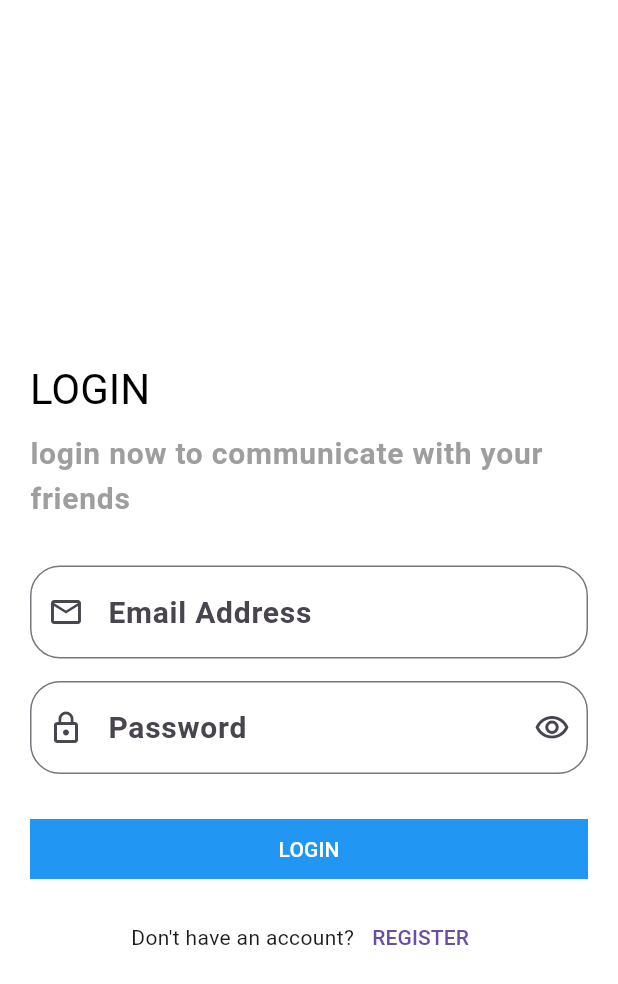
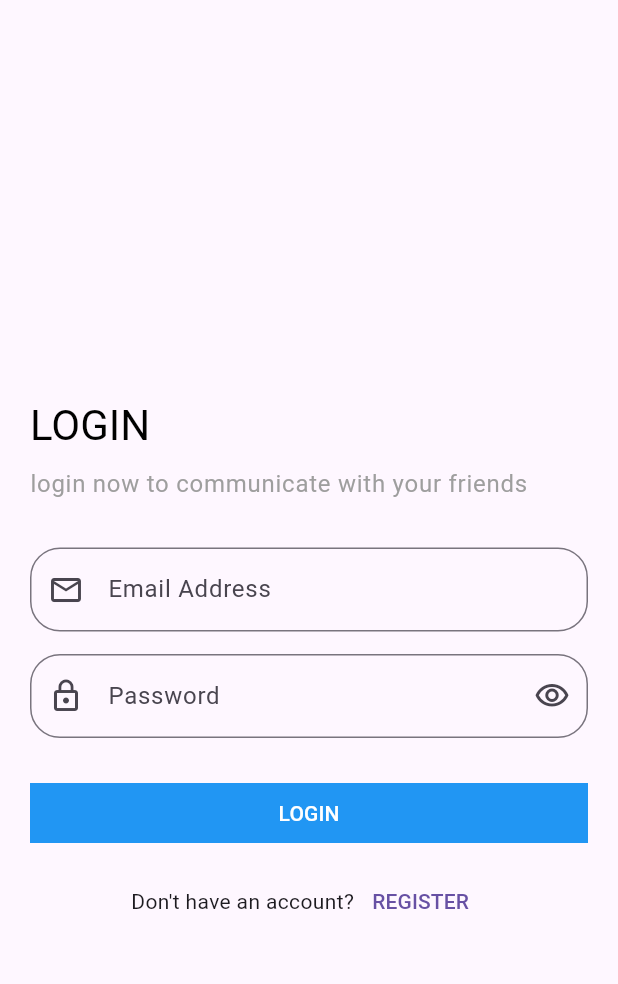
Before and after one commit to mohamed-seiam/social-app, a Flutter app: the screen it shows after launch, on a phone screen of 412 x 824 dp. Shown: the top 984 px of the screen. Run offline on Flutter 3.47's test engine with Material 3 defaults, Android fonts, the phone set to English and light mode, and no system bars; our stand-ins replace bloc, cached_network_image, chewie, cloud_firestore, conditional_builder_null_safety, emoji_picker_flutter and 12 more; missing offline and left inert: flutter_file_dialog; accounts and stored records are empty.

```diff
--- a/lib/layout/social_home.dart
+++ b/lib/layout/social_home.dart
@@ -9,6 +9,7 @@ import 'package:chatapp/shared/component/component.dart';
 import 'package:firebase_auth/firebase_auth.dart';
 import 'package:flutter/material.dart';
 import 'package:flutter_bloc/flutter_bloc.dart';
+import 'package:flutter_phoenix/flutter_phoenix.dart';
 
 import '../modules/posts/posts.dart';
 
@@ -37,8 +38,9 @@ class SocialHomeScreen extends StatelessWidget {
                   CachHelper.deleteData(key: 'uId');
                   await FirebaseAuth.instance.signOut();
                   navigateAndFinish(context, SocialLoginScreen());
+                  Phoenix.rebirth(context);
                 },
-                icon: Icon(Icons.notifications_on_outlined),
+                icon: Icon(Icons.logout_outlined),
               ),
               IconButton(
                 onPressed: () {},
--- a/lib/main.dart
+++ b/lib/main.dart
@@ -7,11 +7,11 @@ import 'package:chatapp/modules/login/social_login_screen.dart';
 import 'package:chatapp/network/local/cach_helper.dart';
 import 'package:chatapp/notification_handelr.dart';
 import 'package:chatapp/shared/component/constance.dart';
-import 'package:chatapp/styles/colors.dart';
+import 'package:chatapp/theme_class.dart';
 import 'package:firebase_core/firebase_core.dart';
 import 'package:flutter/material.dart';
-import 'package:flutter/services.dart';
 import 'package:flutter_bloc/flutter_bloc.dart';
+import 'package:flutter_phoenix/flutter_phoenix.dart';
 
 void main() async {
   WidgetsFlutterBinding.ensureInitialized();
@@ -29,8 +29,10 @@ void main() async {
   } else {
     widget = const SocialLoginScreen();
   }
-  runApp(MyApp(
-    startWidget: widget,
+  runApp(Phoenix(
+    child: MyApp(
+      startWidget: widget,
+    ),
   ));
 }
 
@@ -48,42 +50,13 @@ class MyApp extends StatelessWidget {
       providers: [
         BlocProvider(
             create: (context) => SocialCubit()
-              ..getUserData()
+              ..getUserData(fromWhere: true)
               ..getAllUsers(),),
       ],
       child: MaterialApp(
         navigatorKey: navigatorKey,
         debugShowCheckedModeBanner: false,
-        theme: ThemeData(
-          primarySwatch: defaultColor,
-          scaffoldBackgroundColor: Colors.white,
-          appBarTheme: const AppBarTheme(
-            backgroundColor: Colors.white,
-            elevation: 0.0,
-            titleTextStyle: TextStyle(
-              color: Colors.black,
-              fontSize: 26.0,
-              fontWeight: FontWeight.bold,
-            ),
-            iconTheme: IconThemeData(color: Colors.black),
-            systemOverlayStyle: SystemUiOverlayStyle(
-              statusBarColor: Colors.white,
-              statusBarIconBrightness: Brightness.dark,
-            ),
-          ),
-          bottomNavigationBarTheme: const BottomNavigationBarThemeData(
-            type: BottomNavigationBarType.fixed,
-            selectedItemColor: defaultColor,
-            elevation: 20.0,
-          ),
-          textTheme: const TextTheme(
-            bodyLarge: TextStyle(
-              fontSize: 20.0,
-              fontWeight: FontWeight.w600,
-              color: Colors.black,
-            ),
-          ),
-        ),
+        theme: AppTheme.appTheme,
         home: startWidget,
       ),
     );
--- a/lib/modules/feeds/feeds_cubit/feeds_cubit.dart
+++ b/lib/modules/feeds/feeds_cubit/feeds_cubit.dart
@@ -32,7 +32,7 @@ class FeedsCubit extends Cubit<FeedsState> {
     }
   }
 
-  Future<void> getPostVideo() async {
+  Future<void> pickPostVideo() async {
     final pickedVideo = await picker.pickVideo(source: ImageSource.gallery);
 
     if (pickedVideo != null) {
--- a/lib/modules/feeds/feeds_screen.dart
+++ b/lib/modules/feeds/feeds_screen.dart
@@ -20,8 +20,7 @@ class _FeedsScreenState extends State<FeedsScreen> {
 
   @override
   Widget build(BuildContext context) {
-    return BlocConsumer<FeedsCubit, FeedsState>(
-      listener: (context, state) {},
+    return BlocBuilder<FeedsCubit, FeedsState>(
       builder: (context, state) {
         var cubit = FeedsCubit.get(context);
         return ConditionalBuilder(
--- a/lib/modules/feeds/widgets/MakeLikeAndComment.dart
+++ b/lib/modules/feeds/widgets/MakeLikeAndComment.dart
@@ -55,7 +55,7 @@ final SocialPostModel postModel;
             children: [
               Icon(
                 postModel.likes!.contains(
-                    FirebaseAuth.instance.currentUser!.uid)
+                    FirebaseAuth.instance.currentUser?.uid)
                     ? Icons.favorite
                     : Icons.favorite_border_outlined,
                 size: 20.0,
@@ -66,7 +66,7 @@ final SocialPostModel postModel;
               ),
               Text(
                 postModel.likes!.contains(
-                    FirebaseAuth.instance.currentUser!.uid)
+                    FirebaseAuth.instance.currentUser?.uid)
                     ? 'DisLike'
                     : 'Like',
                 style: Theme.of(context).textTheme.bodySmall,
--- a/lib/modules/feeds/widgets/header_post.dart
+++ b/lib/modules/feeds/widgets/header_post.dart
@@ -56,7 +56,7 @@ final SocialPostModel postModel;
         const SizedBox(
           width: 15.0,
         ),
-        if(postModel.uId==SocialCubit.get(context).user.currentUser!.uid)
+        if(postModel.uId==SocialCubit.get(context).user.currentUser?.uid)
           IconButton(
             onPressed: () {
               showMenu(
--- a/lib/modules/feeds/widgets/post_vidoe_widget.dart
+++ b/lib/modules/feeds/widgets/post_vidoe_widget.dart
@@ -19,9 +19,6 @@ class _PostVideoWidgetState extends State<PostVideoWidget> {
     _controller = VideoPlayerController.networkUrl(Uri.parse(widget.postModel.postVideo!));
     _chewieController = ChewieController(
         videoPlayerController: _controller, allowFullScreen: true);
-    final playerWidget = Chewie(
-      controller: _chewieController,
-    );
     super.initState();
   }
 
--- a/lib/modules/login/social_login_screen.dart
+++ b/lib/modules/login/social_login_screen.dart
@@ -8,6 +8,7 @@ import 'package:chatapp/shared/component/component.dart';
 import 'package:flutter/material.dart';
 import 'package:flutter_bloc/flutter_bloc.dart';
 import 'package:conditional_builder_null_safety/conditional_builder_null_safety.dart';
+import 'package:flutter_phoenix/flutter_phoenix.dart';
 
 class SocialLoginScreen extends StatefulWidget {
   const SocialLoginScreen({Key? key}) : super(key: key);
@@ -49,6 +50,7 @@ class _SocialLoginScreenState extends State<SocialLoginScreen> {
           if (state is SocialloginSuccessState) {
             CachHelper.saveData(key: 'uId', value: state.uId).then((value) {
               navigateAndFinish(context, const SocialHomeScreen());
+              Phoenix.rebirth(context);
             });
           }
         },
@@ -138,7 +140,7 @@ class _SocialLoginScreenState extends State<SocialLoginScreen> {
                           height: 30.0,
                         ),
                         ConditionalBuilder(
-                          condition: state is! SocialloginLoadingState,
+                          condition: state is !SocialloginLoadingState,
                           builder: (context) => defaultButton(
                               function: () {
                                 if (formKey.currentState!.validate()) {
--- a/lib/modules/posts/posts.dart
+++ b/lib/modules/posts/posts.dart
@@ -160,7 +160,7 @@ class PostScreen extends StatelessWidget {
                     Expanded(
                       child: TextButton(
                         onPressed: () {
-                          FeedsCubit.get(context).getPostVideo();
+                          FeedsCubit.get(context).pickPostVideo();
                         },
                         child: Row(
                           mainAxisAlignment: MainAxisAlignment.center,
--- a/lib/shared/component/component.dart
+++ b/lib/shared/component/component.dart
@@ -28,7 +28,7 @@ Widget defaultformfield({
         labelText: label,
         // labelStyle: TextStyle(color: Colors.white),
         border: OutlineInputBorder(
-            borderRadius: BorderRadius.all(Radius.circular(20.0))),
+              borderRadius: BorderRadius.all(Radius.circular(20.0))),
         prefixIcon: Icon(
           icon,
         ),
--- a/pubspec.yaml
+++ b/pubspec.yaml
@@ -39,7 +39,7 @@ dependencies:
   webview_flutter: ^3.0.4
   firebase_core: ^2.4.0
   firebase_auth: ^4.2.1
-  cloud_firestore: ^4.12.1
+  cloud_firestore: ^4.13.3
   fluttertoast: ^8.1.1
   conditional_builder_null_safety: ^0.0.6
   image_picker: ^0.8.6
@@ -63,6 +63,7 @@ dependencies:
   shimmer: ^3.0.0
   video_player: ^2.8.1
   chewie: ^1.7.1
+  flutter_phoenix: ^1.1.1
 
 
 dev_dependencies:
```
Also changed, not shown: lib/cubit/cubit.dart (+10 -6 lines), lib/models/user_model.dart (+14 -14 lines), lib/modules/settings/users_profile_screen.dart (+32 -17 lines), pubspec.lock.
